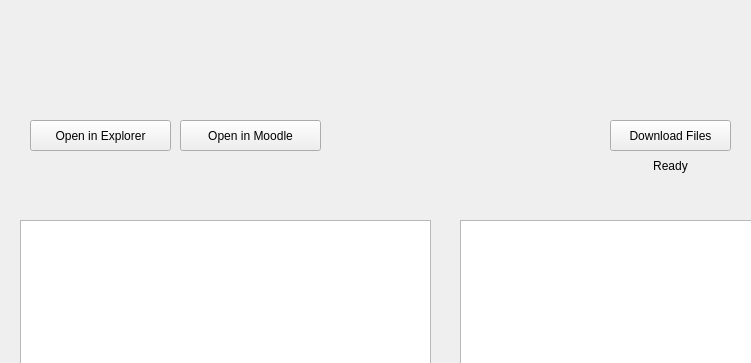
First picture: the form in mainpage.ui, repository Chrigi2486/xMoodle, before the edit; both pictures show x 0 to 751 and y 0 to 363 of the 902 by 501 pixel window.
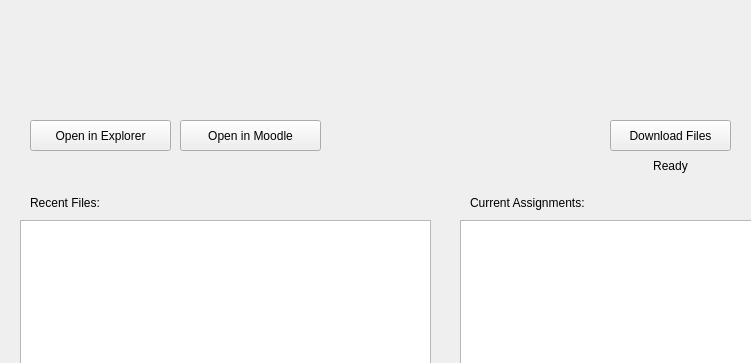
Second picture: the form after the edit. Icons and pictures are not drawn.

```diff
--- a/mainpage.ui
+++ b/mainpage.ui
@@ -131,6 +131,32 @@
     <set>Qt::AlignCenter</set>
    </property>
   </widget>
+  <widget class="QLabel" name="label">
+   <property name="geometry">
+    <rect>
+     <x>30</x>
+     <y>193</y>
+     <width>151</width>
+     <height>20</height>
+    </rect>
+   </property>
+   <property name="text">
+    <string>Recent Files:</string>
+   </property>
+  </widget>
+  <widget class="QLabel" name="label_2">
+   <property name="geometry">
+    <rect>
+     <x>470</x>
+     <y>193</y>
+     <width>151</width>
+     <height>20</height>
+    </rect>
+   </property>
+   <property name="text">
+    <string>Current Assignments:</string>
+   </property>
+  </widget>
  </widget>
  <resources/>
  <connections/>
```
